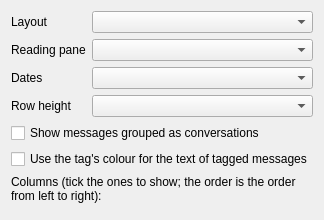
Above: src/chrono_mail/ui/forms/settings_message_list.ui from rob-vandenberg/chrono-mail before the change. Below: the same form after it.
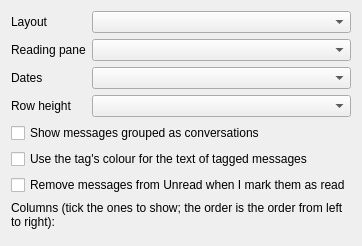
That is the form after the change.

Commit message: Copy link address on a right-click on a link, and a setting that removes messages from Unread when they are marked as read

The edit to the form file:
```diff
--- a/src/chrono_mail/ui/forms/settings_message_list.ui
+++ b/src/chrono_mail/ui/forms/settings_message_list.ui
@@ -70,6 +70,13 @@
     </widget>
    </item>
    <item row="6" column="0" colspan="2">
+    <widget class="QCheckBox" name="unreadLeavesOnRead">
+     <property name="text">
+      <string>Remove messages from Unread when I mark them as read</string>
+     </property>
+    </widget>
+   </item>
+   <item row="7" column="0" colspan="2">
     <widget class="QLabel" name="columnsText">
      <property name="text">
       <string>Columns (tick the ones to show; the order is the order from left to right):</string>
@@ -79,7 +86,7 @@
      </property>
     </widget>
    </item>
-   <item row="7" column="0" colspan="2">
+   <item row="8" column="0" colspan="2">
     <widget class="QWidget" name="columnsPicker" />
    </item>
   </layout>
```
The commit also changes 17 other files.
